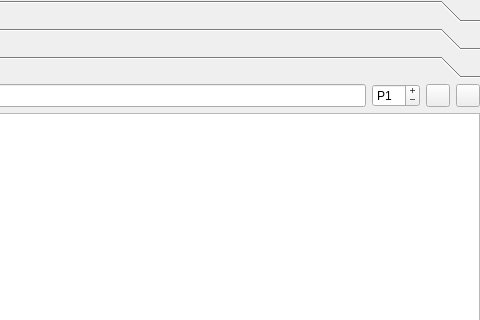
Qt form youtubevideoplayer.ui (qmc2/qmc2-mame-fe) before a commit; both pictures show x 235 to 715 and y 0 to 320 of the 715 by 426 pixel window.
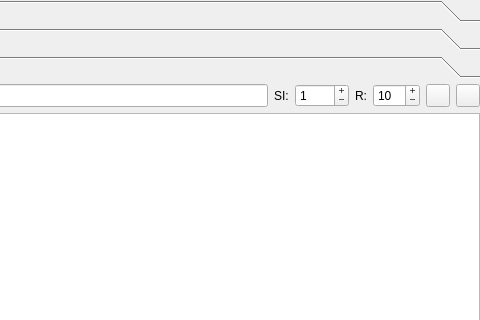
The same form after that commit. The open tabs and pages were chosen to show the change. Icons and pictures are not drawn. Custom widgets are drawn as their Qt base class.

```diff
--- a/youtubevideoplayer.ui
+++ b/youtubevideoplayer.ui
@@ -21,7 +21,7 @@
       <enum>Qt::CustomContextMenu</enum>
      </property>
      <property name="currentIndex">
-      <number>1</number>
+      <number>2</number>
      </property>
      <widget class="QWidget" name="pageAttachedVideos">
       <property name="geometry">
@@ -382,7 +382,7 @@
          </property>
         </widget>
        </item>
-       <item row="0" column="3">
+       <item row="0" column="6">
         <widget class="QToolButton" name="toolButtonSearch">
          <property name="sizePolicy">
           <sizepolicy hsizetype="Fixed" vsizetype="Minimum">
@@ -399,8 +399,11 @@
          </property>
         </widget>
        </item>
-       <item row="1" column="0" colspan="4">
+       <item row="1" column="0" colspan="7">
         <widget class="QListWidget" name="listWidgetSearchResults">
+         <property name="contextMenuPolicy">
+          <enum>Qt::CustomContextMenu</enum>
+         </property>
          <property name="verticalScrollMode">
           <enum>QAbstractItemView::ScrollPerPixel</enum>
          </property>
@@ -409,38 +412,7 @@
          </property>
         </widget>
        </item>
-       <item row="0" column="1">
-        <widget class="QSpinBox" name="spinBoxResultPage">
-         <property name="sizePolicy">
-          <sizepolicy hsizetype="Fixed" vsizetype="Minimum">
-           <horstretch>0</horstretch>
-           <verstretch>0</verstretch>
-          </sizepolicy>
-         </property>
-         <property name="toolTip">
-          <string>Select the search result page to use (automatically increments on every search with the same pattern)</string>
-         </property>
-         <property name="wrapping">
-          <bool>true</bool>
-         </property>
-         <property name="buttonSymbols">
-          <enum>QAbstractSpinBox::PlusMinus</enum>
-         </property>
-         <property name="accelerated">
-          <bool>true</bool>
-         </property>
-         <property name="prefix">
-          <string>P</string>
-         </property>
-         <property name="minimum">
-          <number>1</number>
-         </property>
-         <property name="maximum">
-          <number>50</number>
-         </property>
-        </widget>
-       </item>
-       <item row="0" column="2">
+       <item row="0" column="5">
         <widget class="QToolButton" name="toolButtonSuggest">
          <property name="sizePolicy">
           <sizepolicy hsizetype="Fixed" vsizetype="Minimum">
@@ -457,6 +429,82 @@
          </property>
         </widget>
        </item>
+       <item row="0" column="4">
+        <widget class="QSpinBox" name="spinBoxResultsPerRequest">
+         <property name="sizePolicy">
+          <sizepolicy hsizetype="Fixed" vsizetype="Minimum">
+           <horstretch>0</horstretch>
+           <verstretch>0</verstretch>
+          </sizepolicy>
+         </property>
+         <property name="toolTip">
+          <string>Maximum number of results per search request</string>
+         </property>
+         <property name="wrapping">
+          <bool>true</bool>
+         </property>
+         <property name="buttonSymbols">
+          <enum>QAbstractSpinBox::PlusMinus</enum>
+         </property>
+         <property name="accelerated">
+          <bool>true</bool>
+         </property>
+         <property name="minimum">
+          <number>1</number>
+         </property>
+         <property name="maximum">
+          <number>100</number>
+         </property>
+         <property name="value">
+          <number>10</number>
+         </property>
+        </widget>
+       </item>
+       <item row="0" column="2">
+        <widget class="QSpinBox" name="spinBoxStartIndex">
+         <property name="sizePolicy">
+          <sizepolicy hsizetype="Fixed" vsizetype="Minimum">
+           <horstretch>0</horstretch>
+           <verstretch>0</verstretch>
+          </sizepolicy>
+         </property>
+         <property name="toolTip">
+          <string>Start index for the search request</string>
+         </property>
+         <property name="wrapping">
+          <bool>true</bool>
+         </property>
+         <property name="buttonSymbols">
+          <enum>QAbstractSpinBox::PlusMinus</enum>
+         </property>
+         <property name="accelerated">
+          <bool>true</bool>
+         </property>
+         <property name="minimum">
+          <number>1</number>
+         </property>
+         <property name="maximum">
+          <number>9999</number>
+         </property>
+         <property name="value">
+          <number>1</number>
+         </property>
+        </widget>
+       </item>
+       <item row="0" column="1">
+        <widget class="QLabel" name="labelStartIndex">
+         <property name="text">
+          <string>SI:</string>
+         </property>
+        </widget>
+       </item>
+       <item row="0" column="3">
+        <widget class="QLabel" name="labelResultsPerRequest">
+         <property name="text">
+          <string>R:</string>
+         </property>
+        </widget>
+       </item>
       </layout>
      </widget>
     </widget>
```
Left out of the diff: 3 changed lines with no effect on the pictures.
